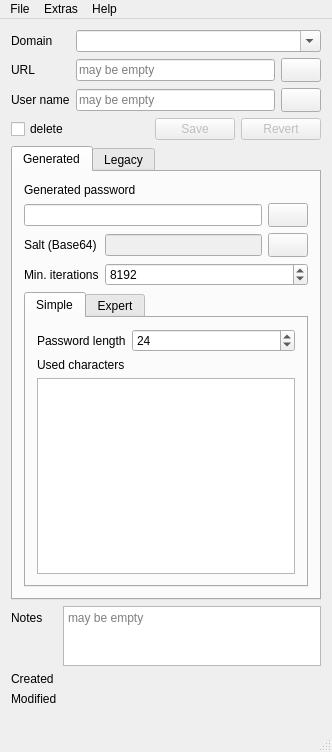
Old version of the form Qt-SESAM/mainwindow.ui in the repository 607011/Qt-SESAM.
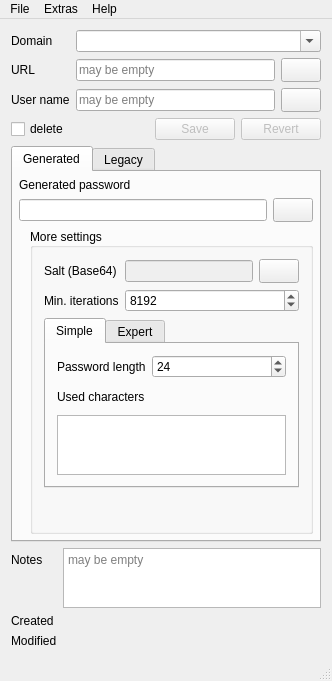
New version of the form. The open tabs and pages were chosen to show the change. Icons and pictures are not drawn.

Diff of the .ui file:
```diff
--- a/Qt-SESAM/mainwindow.ui
+++ b/Qt-SESAM/mainwindow.ui
@@ -7,7 +7,7 @@
     <x>0</x>
     <y>0</y>
     <width>332</width>
-    <height>752</height>
+    <height>681</height>
    </rect>
   </property>
   <property name="windowTitle">
@@ -184,6 +184,18 @@
         <string>Generated</string>
        </attribute>
        <layout class="QVBoxLayout" name="verticalLayout_5">
+        <property name="leftMargin">
+         <number>6</number>
+        </property>
+        <property name="topMargin">
+         <number>6</number>
+        </property>
+        <property name="rightMargin">
+         <number>6</number>
+        </property>
+        <property name="bottomMargin">
+         <number>6</number>
+        </property>
         <item>
          <widget class="QLabel" name="label_11">
           <property name="text">
@@ -238,6 +250,97 @@
          </layout>
         </item>
         <item>
+         <layout class="QHBoxLayout" name="horizontalLayout_6">
+          <property name="spacing">
+           <number>0</number>
+          </property>
+          <property name="bottomMargin">
+           <number>0</number>
+          </property>
+          <item>
+           <layout class="QVBoxLayout" name="verticalLayout_6">
+            <property name="rightMargin">
+             <number>0</number>
+            </property>
+            <item>
+             <widget class="QLabel" name="expandableLabel">
+              <property name="sizePolicy">
+               <sizepolicy hsizetype="Fixed" vsizetype="Preferred">
+                <horstretch>0</horstretch>
+                <verstretch>0</verstretch>
+               </sizepolicy>
+              </property>
+              <property name="minimumSize">
+               <size>
+                <width>11</width>
+                <height>11</height>
+               </size>
+              </property>
+              <property name="maximumSize">
+               <size>
+                <width>11</width>
+                <height>11</height>
+               </size>
+              </property>
+              <property name="cursor">
+               <cursorShape>PointingHandCursor</cursorShape>
+              </property>
+              <property name="text">
+               <string/>
+              </property>
+              <property name="pixmap">
+               <pixmap resource="QtSESAM.qrc">:/images/collapsed.png</pixmap>
+              </property>
+              <property name="scaledContents">
+               <bool>false</bool>
+              </property>
+              <property name="alignment">
+               <set>Qt::AlignCenter</set>
+              </property>
+             </widget>
+            </item>
+            <item>
+             <spacer name="verticalSpacer_3">
+              <property name="orientation">
+               <enum>Qt::Vertical</enum>
+              </property>
+              <property name="sizeHint" stdset="0">
+               <size>
+                <width>11</width>
+                <height>11</height>
+               </size>
+              </property>
+             </spacer>
+            </item>
+           </layout>
+          </item>
+          <item>
+           <layout class="QVBoxLayout" name="verticalLayout_7">
+            <property name="bottomMargin">
+             <number>0</number>
+            </property>
+            <item>
+             <widget class="QGroupBox" name="moreSettingsGroupBox">
+              <property name="minimumSize">
+               <size>
+                <width>17</width>
+                <height>17</height>
+               </size>
+              </property>
+              <property name="title">
+               <string>More settings</string>
+              </property>
+              <property name="alignment">
+               <set>Qt::AlignLeading|Qt::AlignLeft|Qt::AlignVCenter</set>
+              </property>
+              <property name="flat">
+               <bool>false</bool>
+              </property>
+              <layout class="QVBoxLayout" name="verticalLayout_4">
+               <property name="sizeConstraint">
+                <enum>QLayout::SetNoConstraint</enum>
+               </property>
+               <item>
          <layout class="QFormLayout" name="formLayout_3">
           <item row="0" column="0">
            <widget class="QLabel" name="label_9">
@@ -359,7 +462,14 @@
              </widget>
             </item>
             <item>
-             <widget class="QPlainTextEdit" name="usedCharactersPlainTextEdit"/>
+                    <widget class="QPlainTextEdit" name="usedCharactersPlainTextEdit">
+                     <property name="maximumSize">
+                      <size>
+                       <width>16777215</width>
+                       <height>60</height>
+                      </size>
+                     </property>
+                    </widget>
             </item>
            </layout>
           </widget>
@@ -524,6 +634,39 @@
           </widget>
          </widget>
         </item>
+               <item>
+                <spacer name="verticalSpacer_5">
+                 <property name="orientation">
+                  <enum>Qt::Vertical</enum>
+                 </property>
+                 <property name="sizeHint" stdset="0">
+                  <size>
+                   <width>20</width>
+                   <height>40</height>
+                  </size>
+                 </property>
+                </spacer>
+               </item>
+              </layout>
+             </widget>
+            </item>
+            <item>
+             <spacer name="verticalSpacer_4">
+              <property name="orientation">
+               <enum>Qt::Vertical</enum>
+              </property>
+              <property name="sizeHint" stdset="0">
+               <size>
+                <width>20</width>
+                <height>1</height>
+               </size>
+              </property>
+             </spacer>
+            </item>
+           </layout>
+          </item>
+         </layout>
+        </item>
        </layout>
       </widget>
       <widget class="QWidget" name="legacyPasswordTab">
```
Left out of the diff: 11 changed lines with no effect on the pictures. Lines whose indentation alone changed are shown as unchanged.
